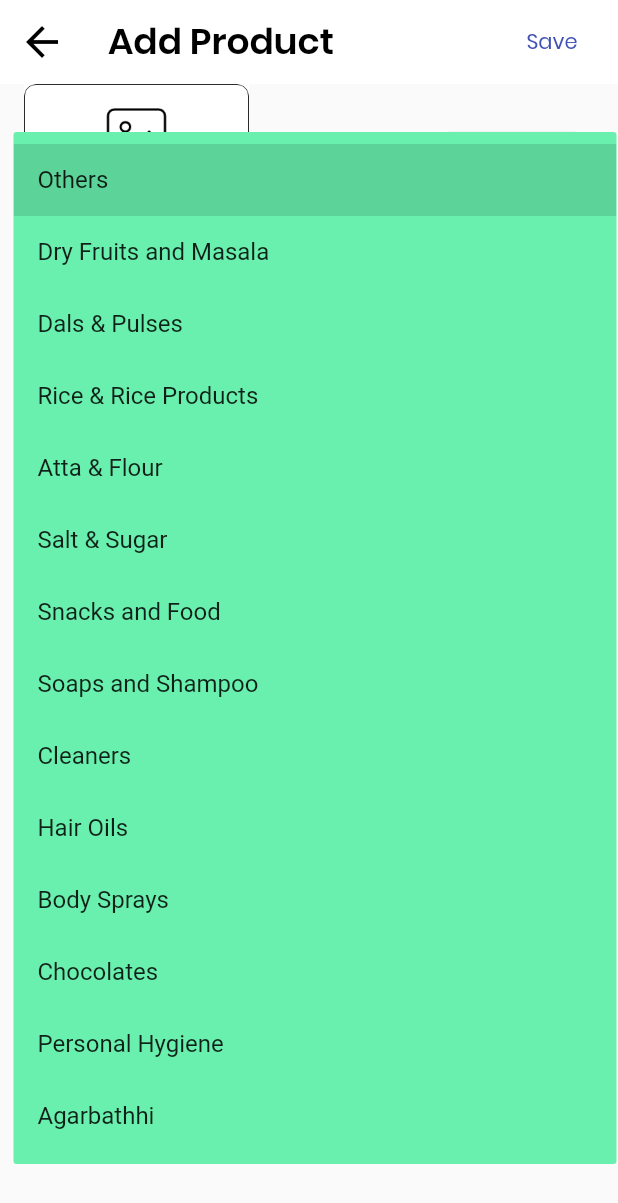
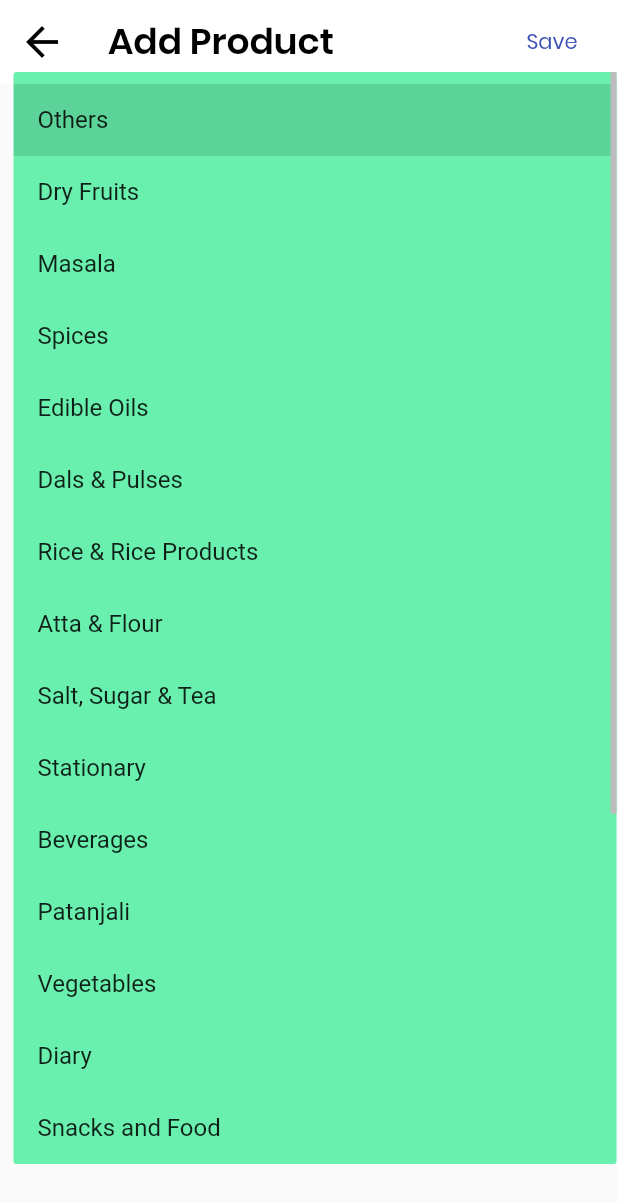
Before and after one commit to sumanthnani10/locall_groceries, a Flutter app: the AddProduct screen opened directly, after a tap on "Save", after a tap on "Others", on a phone screen of 412 x 824 dp. Shown: the top 1203 px of the screen. Run offline on Flutter 3.47's test engine with Material 2 defaults, Android fonts, the phone set to English and light mode, and no system bars; our stand-ins replace cloud_firestore, firebase_storage, flip_card, image_picker; accounts and stored records are empty; statements that could not run were skipped.

Commit message:
cats updated

```diff
--- a/lib/screens/add_product.dart
+++ b/lib/screens/add_product.dart
@@ -17,6 +17,8 @@ class _AddProductState extends State<AddProduct> {
   final GlobalKey<AnimatedListState> listKey = GlobalKey<AnimatedListState>();
   Map<String, dynamic> product = new Map<String, dynamic>();
   bool uploading = false;
+  bool stock = true;
+  var time = FieldValue.serverTimestamp();
 
   File image;
   final picker = ImagePicker();
@@ -225,8 +227,8 @@ class _AddProductState extends State<AddProduct> {
       'category': cat,
       'prices': count,
       'description': desc,
-      'stock': true,
-      'creation': FieldValue.serverTimestamp()
+      'stock': stock,
+      'creation': time
     };
     for (int i = 1; i <= count; i++) {
       product['price_${i}'] = prices[i - 1];
@@ -261,7 +263,6 @@ class _AddProductState extends State<AddProduct> {
       uploading = false;
       Navigator.of(context).pop();
     });
-    print(product);
   }
 
   @override
@@ -472,11 +473,19 @@ class _AddProductState extends State<AddProduct> {
                                     value: cat,
                                     items: <String>[
                                       'Others',
-                                      'Dry Fruits and Masala',
+                                      'Dry Fruits',
+                                      'Masala',
+                                      'Spices',
+                                      'Edible Oils',
                                       'Dals & Pulses',
                                       'Rice & Rice Products',
                                       'Atta & Flour',
-                                      'Salt & Sugar',
+                                      'Salt, Sugar & Tea',
+                                      'Stationary',
+                                      'Beverages',
+                                      'Patanjali',
+                                      'Vegetables',
+                                      'Diary',
                                       'Snacks and Food',
                                       'Soaps and Shampoo',
                                       'Cleaners',
@@ -484,7 +493,7 @@ class _AddProductState extends State<AddProduct> {
                                       'Body Sprays',
                                       'Chocolates',
                                       'Personal Hygiene',
-                                      'Agarbathhi'
+                                      'Pooja Products',
                                     ].map<DropdownMenuItem<String>>(
                                         (String value) {
                                       return DropdownMenuItem<String>(
--- a/lib/screens/modify_product.dart
+++ b/lib/screens/modify_product.dart
@@ -21,6 +21,8 @@ class _ModifyProductState extends State<ModifyProduct> {
   final GlobalKey<AnimatedListState> listKey = GlobalKey<AnimatedListState>();
   Map<String, dynamic> product = new Map<String, dynamic>();
   bool uploading = false;
+  bool stock = true;
+  var time = FieldValue.serverTimestamp();
 
   File image;
   final picker = ImagePicker();
@@ -394,8 +396,15 @@ class _ModifyProductState extends State<ModifyProduct> {
       'category': cat,
       'prices': count,
       'description': desc,
-      'product_id': widget.snap['product_id']
+      'product_id': widget.snap['product_id'],
+      'stock': widget.snap['product_id']['stock'] == null
+          ? stock
+          : widget.snap['product_id']['stock'],
+      'creation': widget.snap['product_id']['creation'] == null
+          ? time
+          : widget.snap['product_id']['creation']
     };
+
     for (int i = 1; i <= count; i++) {
       product['price_${i}'] = prices[i - 1];
       product['mrp_${i}'] = oprices[i - 1];
@@ -616,11 +625,19 @@ class _ModifyProductState extends State<ModifyProduct> {
                                     value: cat,
                                     items: <String>[
                                       'Others',
-                                      'Dry Fruits and Masala',
+                                      'Dry Fruits',
+                                      'Masala',
+                                      'Spices',
+                                      'Edible Oils',
                                       'Dals & Pulses',
                                       'Rice & Rice Products',
                                       'Atta & Flour',
-                                      'Salt & Sugar',
+                                      'Salt, Sugar & Tea',
+                                      'Stationary',
+                                      'Beverages',
+                                      'Patanjali',
+                                      'Vegetables',
+                                      'Diary',
                                       'Snacks and Food',
                                       'Soaps and Shampoo',
                                       'Cleaners',
@@ -628,7 +645,7 @@ class _ModifyProductState extends State<ModifyProduct> {
                                       'Body Sprays',
                                       'Chocolates',
                                       'Personal Hygiene',
-                                      'Agarbathhi'
+                                      'Pooja Products',
                                     ].map<DropdownMenuItem<String>>(
                                         (String value) {
                                       return DropdownMenuItem<String>(
--- a/lib/screens/products.dart
+++ b/lib/screens/products.dart
@@ -11,19 +11,27 @@ class Products extends StatefulWidget {
 class _ProductsState extends State<Products> {
   List<String> categories = [
     'All',
-    'Dry Fruits and Masala',
+    'Atta & Flour',
+    'Beverages',
+    'Body Sprays',
+    'Chocolates',
+    'Cleaners',
     'Dals & Pulses',
+    'Diary',
+    'Dry Fruits',
+    'Edible Oils',
+    'Hair Oils',
+    'Masala',
+    'Patanjali',
+    'Personal Hygiene',
+    'Pooja Products',
     'Rice & Rice Products',
-    'Atta & Flour',
-    'Salt & Sugar',
+    'Salt, Sugar & Tea',
     'Snacks and Food',
     'Soaps and Shampoo',
-    'Cleaners',
-    'Hair Oils',
-    'Body Sprays',
-    'Chocolates',
-    'Personal Hygiene',
-    'Agarbathhi',
+    'Spices',
+    'Stationary',
+    'Vegetables',
     'Others',
   ];
 
@@ -198,7 +206,6 @@ class _ProductsState extends State<Products> {
                             else
                               return false;
                           } else {
-                            print(e['category']);
                             if (e['name']
                                     .toString()
                                     .toLowerCase()
@@ -218,6 +225,11 @@ class _ProductsState extends State<Products> {
                               childAspectRatio: 0.675,
                               children:
                                   List.generate(visproducts.length, (index) {
+                                /*if (visproducts[index]['stock'] == null)
+                                  print('${visproducts[index]['name']} stock');
+                                if (visproducts[index]['creation'] == null)
+                                  print(
+                                      '${visproducts[index]['name']} creation');*/
                                 return ProductItem(
                                   snap: visproducts[index],
                                 );
```
